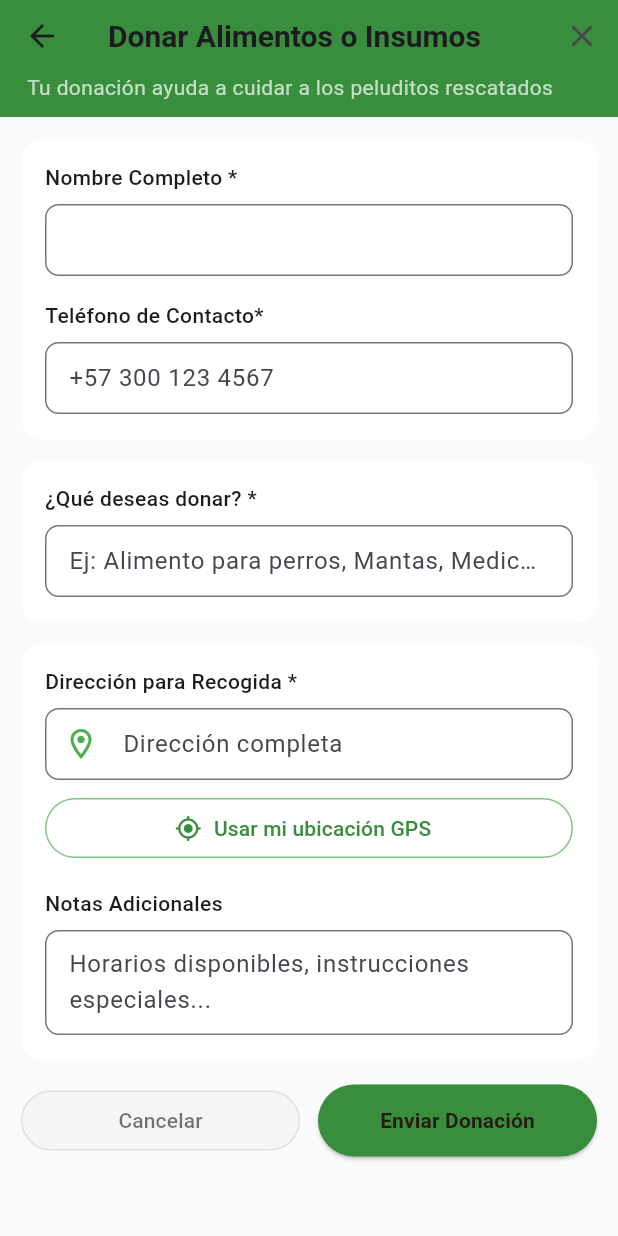
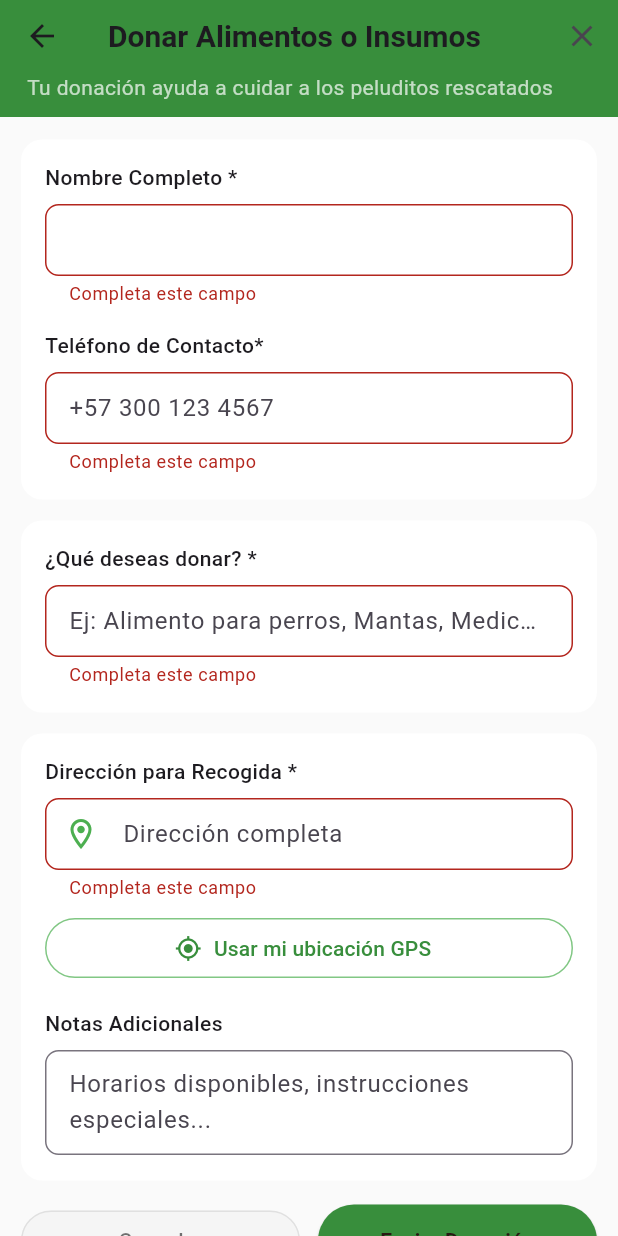
Before and after one commit to luaroca/HuellitAPPmovil, a Flutter app: the DonacionView screen opened directly, after a tap on "Enviar Donación", on a phone screen of 412 x 824 dp. Run offline on Flutter 3.47's test engine with Material 3 defaults, Android fonts, the phone set to English and light mode, and no system bars; our stand-ins replace cloud_firestore, firebase_auth, firebase_core, geocoding, geolocator, get; accounts and stored records are empty.

Commit message:
geolocalizacion funcional

```diff
--- /dev/null
+++ b/lib/modelos/donacion_model.dart
@@ -0,0 +1,46 @@
+class DonacionModel {
+  String id;
+  String nombre;
+  String telefono;
+  String items;
+  String direccion;
+  double? lat;
+  double? lng;
+  String notas;
+  DateTime fecha;
+
+  DonacionModel({
+    required this.id,
+    required this.nombre,
+    required this.telefono,
+    required this.items,
+    required this.direccion,
+    this.lat,
+    this.lng,
+    required this.notas,
+    required this.fecha,
+  });
+
+  Map<String, dynamic> toMap() => {
+    'nombre': nombre,
+    'telefono': telefono,
+    'items': items,
+    'direccion': direccion,
+    'lat': lat,
+    'lng': lng,
+    'notas': notas,
+    'fecha': fecha.toIso8601String(),
+  };
+
+  factory DonacionModel.fromMap(Map<String, dynamic> map, String id) => DonacionModel(
+    id: id,
+    nombre: map['nombre'] ?? '',
+    telefono: map['telefono'] ?? '',
+    items: map['items'] ?? '',
+    direccion: map['direccion'] ?? '',
+    lat: map['lat'],
+    lng: map['lng'],
+    notas: map['notas'] ?? '',
+    fecha: DateTime.parse(map['fecha']),
+  );
+}
--- /dev/null
+++ b/lib/servicios/donacion_service.dart
@@ -0,0 +1,8 @@
+import 'package:cloud_firestore/cloud_firestore.dart';
+import 'package:huellitas/modelos/donacion_model.dart';
+
+class DonacionService {
+  static Future<void> crearDonacion(DonacionModel donacion) async {
+    await FirebaseFirestore.instance.collection('donaciones').add(donacion.toMap());
+  }
+}
--- a/lib/vistas/donaciones/donacion_view.dart
+++ b/lib/vistas/donaciones/donacion_view.dart
@@ -1,12 +1,104 @@
 import 'package:flutter/material.dart';
+import 'package:geolocator/geolocator.dart';
+import 'package:geocoding/geocoding.dart';
+import 'package:cloud_firestore/cloud_firestore.dart';
+import 'package:huellitas/modelos/donacion_model.dart';
+import 'package:huellitas/servicios/donacion_service.dart';
 
-class DonacionView extends StatelessWidget {
+class DonacionView extends StatefulWidget {
   const DonacionView({Key? key}) : super(key: key);
 
   @override
+  State<DonacionView> createState() => _DonacionViewState();
+}
+
+class _DonacionViewState extends State<DonacionView> {
+  final _formKey = GlobalKey<FormState>();
+  final nombreCtrl = TextEditingController();
+  final telefonoCtrl = TextEditingController();
+  final itemsCtrl = TextEditingController();
+  final direccionCtrl = TextEditingController();
+  final notasCtrl = TextEditingController();
+
+  double? lat;
+  double? lng;
+
+  @override
+  void dispose() {
+    nombreCtrl.dispose();
+    telefonoCtrl.dispose();
+    itemsCtrl.dispose();
+    direccionCtrl.dispose();
+    notasCtrl.dispose();
+    super.dispose();
+  }
+
+  Future<void> usarUbicacion() async {
+    final permiso = await Geolocator.requestPermission();
+    if (permiso == LocationPermission.denied || permiso == LocationPermission.deniedForever) {
+      ScaffoldMessenger.of(context).showSnackBar(
+          const SnackBar(content: Text('Permiso de ubicación denegado.')));
+      return;
+    }
+    final pos = await Geolocator.getCurrentPosition(desiredAccuracy: LocationAccuracy.high);
+    lat = pos.latitude;
+    lng = pos.longitude;
+
+    try {
+      List<Placemark> placemarks = await placemarkFromCoordinates(lat!, lng!);
+      final place = placemarks.first;
+      String direccionBonita = [
+        if (place.street != null && place.street!.isNotEmpty) place.street!,
+        if (place.subLocality != null && place.subLocality!.isNotEmpty) place.subLocality!,
+        if (place.locality != null && place.locality!.isNotEmpty) place.locality!,
+        if (place.administrativeArea != null && place.administrativeArea!.isNotEmpty) place.administrativeArea!,
+        if (place.country != null && place.country!.isNotEmpty) place.country!,
+      ].join(', ');
+
+      setState(() {
+        direccionCtrl.text = direccionBonita.isNotEmpty
+            ? direccionBonita
+            : '${lat!.toStringAsFixed(5)}, ${lng!.toStringAsFixed(5)}';
+      });
+
+      ScaffoldMessenger.of(context).showSnackBar(
+        SnackBar(content: Text('Ubicación capturada: $direccionBonita')),
+      );
+    } catch (e) {
+      setState(() {
+        direccionCtrl.text = '${lat!.toStringAsFixed(5)}, ${lng!.toStringAsFixed(5)}';
+      });
+      ScaffoldMessenger.of(context).showSnackBar(
+        SnackBar(content: Text('No se pudo obtener la dirección, usando coordenadas.')),
+      );
+    }
+  }
+
+  Future<void> enviarDonacion() async {
+    if (!_formKey.currentState!.validate()) return;
+    final modelo = DonacionModel(
+      id: '',
+      nombre: nombreCtrl.text.trim(),
+      telefono: telefonoCtrl.text.trim(),
+      items: itemsCtrl.text.trim(),
+      direccion: direccionCtrl.text.trim(),
+      lat: lat,
+      lng: lng,
+      notas: notasCtrl.text.trim(),
+      fecha: DateTime.now(),
+    );
+    await DonacionService.crearDonacion(modelo);
+    if (mounted) {
+      ScaffoldMessenger.of(context).showSnackBar(const SnackBar(
+        content: Text('¡Donación registrada correctamente!'),
+        backgroundColor: Colors.green,
+      ));
+      Navigator.pop(context);
+    }
+  }
+
+  @override
   Widget build(BuildContext context) {
-    TextEditingController direccionController = TextEditingController();
-
     return Scaffold(
       backgroundColor: Colors.grey[50],
       appBar: AppBar(
@@ -30,7 +122,7 @@ class DonacionView extends StatelessWidget {
           ),
         ],
         bottom: PreferredSize(
-          preferredSize: Size.fromHeight(22),
+          preferredSize: const Size.fromHeight(22),
           child: Padding(
             padding: const EdgeInsets.only(left: 18, bottom: 10),
             child: Align(
@@ -48,131 +140,102 @@ class DonacionView extends StatelessWidget {
       ),
       body: SingleChildScrollView(
         padding: const EdgeInsets.fromLTRB(14, 15, 14, 16),
+        child: Form(
+          key: _formKey,
           child: Column(
             children: [
-
               Card(
                 elevation: 0,
                 color: Colors.white,
                 shape: RoundedRectangleBorder(
                   borderRadius: BorderRadius.circular(14),
                 ),
-              margin: EdgeInsets.only(bottom: 14),
+                margin: const EdgeInsets.only(bottom: 14),
                 child: Padding(
                   padding: const EdgeInsets.fromLTRB(16, 15, 16, 17),
                   child: Column(
                     crossAxisAlignment: CrossAxisAlignment.start,
                     children: [
-                    Text(
-                      "Nombre Completo *",
-                      style: TextStyle(
-                        fontWeight: FontWeight.w500,
-                        fontSize: 14,
-                      ),
-                    ),
+                      Text("Nombre Completo *", style: TextStyle(fontWeight: FontWeight.w500, fontSize: 14)),
                       SizedBox(height: 8),
-                    TextField(
+                      TextFormField(
+                        controller: nombreCtrl,
+                        validator: (v) => v!.isEmpty ? 'Completa este campo' : null,
+                        textInputAction: TextInputAction.next,
                         decoration: InputDecoration(
-                        border: OutlineInputBorder(
-                          borderRadius: BorderRadius.circular(9),
-                        ),
-                        contentPadding:
-                            EdgeInsets.symmetric(vertical: 11, horizontal: 12),
+                          border: OutlineInputBorder(borderRadius: BorderRadius.circular(9)),
+                          contentPadding: EdgeInsets.symmetric(vertical: 11, horizontal: 12),
                         ),
                       ),
                       SizedBox(height: 16),
-                    Text(
-                      "Teléfono de Contacto*",
-                      style: TextStyle(
-                        fontWeight: FontWeight.w500,
-                        fontSize: 14,
-                      ),
-                    ),
+                      Text("Teléfono de Contacto*", style: TextStyle(fontWeight: FontWeight.w500, fontSize: 14)),
                       SizedBox(height: 8),
-                    TextField(
+                      TextFormField(
+                        controller: telefonoCtrl,
                         keyboardType: TextInputType.phone,
+                        validator: (v) => v!.isEmpty ? 'Completa este campo' : null,
+                        textInputAction: TextInputAction.next,
                         decoration: InputDecoration(
                           hintText: "+57 300 123 4567",
-                        border: OutlineInputBorder(
-                          borderRadius: BorderRadius.circular(9),
-                        ),
-                        contentPadding:
-                            EdgeInsets.symmetric(vertical: 11, horizontal: 12),
+                          border: OutlineInputBorder(borderRadius: BorderRadius.circular(9)),
+                          contentPadding: EdgeInsets.symmetric(vertical: 11, horizontal: 12),
                         ),
                       ),
                     ],
                   ),
                 ),
               ),
-
-
               Card(
                 elevation: 0,
                 color: Colors.white,
                 shape: RoundedRectangleBorder(
                   borderRadius: BorderRadius.circular(14),
                 ),
-              margin: EdgeInsets.only(bottom: 14),
+                margin: const EdgeInsets.only(bottom: 14),
                 child: Padding(
                   padding: const EdgeInsets.fromLTRB(16, 15, 16, 17),
                   child: Column(
                     crossAxisAlignment: CrossAxisAlignment.start,
                     children: [
-                    Text(
-                      "¿Qué deseas donar? *",
-                      style: TextStyle(
-                        fontWeight: FontWeight.w500,
-                        fontSize: 14,
-                      ),
-                    ),
+                      Text("¿Qué deseas donar? *", style: TextStyle(fontWeight: FontWeight.w500, fontSize: 14)),
                       SizedBox(height: 8),
-                    TextField(
+                      TextFormField(
+                        controller: itemsCtrl,
+                        validator: (v) => v!.isEmpty ? 'Completa este campo' : null,
+                        textInputAction: TextInputAction.next,
                         decoration: InputDecoration(
                           hintText: "Ej: Alimento para perros, Mantas, Medicamentos...",
-                        border: OutlineInputBorder(
-                          borderRadius: BorderRadius.circular(9),
-                        ),
-                        contentPadding:
-                            EdgeInsets.symmetric(vertical: 11, horizontal: 12),
+                          border: OutlineInputBorder(borderRadius: BorderRadius.circular(9)),
+                          contentPadding: EdgeInsets.symmetric(vertical: 11, horizontal: 12),
                         ),
                       ),
                     ],
                   ),
                 ),
               ),
-
-
               Card(
                 elevation: 0,
                 color: Colors.white,
                 shape: RoundedRectangleBorder(
                   borderRadius: BorderRadius.circular(14),
                 ),
-              margin: EdgeInsets.only(bottom: 16),
+                margin: const EdgeInsets.only(bottom: 16),
                 child: Padding(
                   padding: const EdgeInsets.fromLTRB(16, 15, 16, 17),
                   child: Column(
                     crossAxisAlignment: CrossAxisAlignment.start,
                     children: [
-                    Text(
-                      "Dirección para Recogida *",
-                      style: TextStyle(
-                        fontWeight: FontWeight.w500,
-                        fontSize: 14,
-                      ),
-                    ),
+                      Text("Dirección para Recogida *", style: TextStyle(fontWeight: FontWeight.w500, fontSize: 14)),
                       SizedBox(height: 8),
-                    TextField(
-                      controller: direccionController,
+                      TextFormField(
+                        controller: direccionCtrl,
+                        validator: (v) => v!.isEmpty ? 'Completa este campo' : null,
+                        textInputAction: TextInputAction.next,
                         decoration: InputDecoration(
                           hintText: "Dirección completa",
-                        prefixIcon: Icon(Icons.location_on_outlined,
-                            color: Colors.green),
-                        border: OutlineInputBorder(
-                          borderRadius: BorderRadius.circular(9),
-                        ),
-                        contentPadding:
-                            EdgeInsets.symmetric(vertical: 11, horizontal: 12),
+                          prefixIcon: Icon(Icons.location_on_outlined, color: Colors.green),
+                          border: OutlineInputBorder(borderRadius: BorderRadius.circular(9)),
+                          contentPadding: EdgeInsets.symmetric(vertical: 11, horizontal: 12),
                         ),
                       ),
                       SizedBox(height: 8),
@@ -185,38 +248,26 @@ class DonacionView extends StatelessWidget {
                           ),
                           icon: Icon(Icons.gps_fixed),
                           label: Text('Usar mi ubicación GPS'),
-                        onPressed: () {
-
-                        },
+                          onPressed: usarUbicacion,
                         ),
                       ),
                       SizedBox(height: 16),
-                    Text(
-                      "Notas Adicionales",
-                      style: TextStyle(
-                        fontWeight: FontWeight.w500,
-                        fontSize: 14,
+                      Text("Notas Adicionales", style: TextStyle(fontWeight: FontWeight.w500, fontSize: 14)),
+                      SizedBox(height: 8),
+                      TextFormField(
+                        controller: notasCtrl,
+                        maxLines: 2,
+                        textInputAction: TextInputAction.done,
+                        decoration: InputDecoration(
+                          hintText: "Horarios disponibles, instrucciones especiales...",
+                          border: OutlineInputBorder(borderRadius: BorderRadius.circular(9)),
+                          contentPadding: EdgeInsets.symmetric(vertical: 11, horizontal: 12),
                         ),
-                    ),
-                    SizedBox(height: 8),
-                    TextField(
-                      decoration: InputDecoration(
-                        hintText:
-                            "Horarios disponibles, instrucciones especiales...",
-                        border: OutlineInputBorder(
-                          borderRadius: BorderRadius.circular(9),
-                        ),
-                        contentPadding:
-                            EdgeInsets.symmetric(vertical: 11, horizontal: 12),
-                      ),
-                      maxLines: 2,
                       ),
                     ],
                   ),
                 ),
               ),
-
-
               Row(
                 children: [
                   Expanded(
@@ -235,9 +286,7 @@ class DonacionView extends StatelessWidget {
                   SizedBox(width: 12),
                   Expanded(
                     child: ElevatedButton(
-                    onPressed: () {
-
-                    },
+                      onPressed: enviarDonacion,
                       style: ElevatedButton.styleFrom(
                         backgroundColor: Colors.green[700],
                         padding: EdgeInsets.symmetric(vertical: 14),
@@ -246,7 +295,8 @@ class DonacionView extends StatelessWidget {
                         'Enviar Donación',
                         style: TextStyle(
                           color: const Color.fromARGB(233, 39, 15, 15),
-                        fontWeight: FontWeight.bold),
+                          fontWeight: FontWeight.bold,
+                        ),
                       ),
                     ),
                   )
@@ -255,6 +305,7 @@ class DonacionView extends StatelessWidget {
             ],
           ),
         ),
+      ),
     );
   }
 }
--- a/pubspec.yaml
+++ b/pubspec.yaml
@@ -38,6 +38,8 @@ dependencies:
   firebase_core: ^4.1.1
   cloud_firestore: ^6.0.2
   firebase_auth: ^6.1.1
+  geolocator: ^10.1.0
+  geocoding: ^3.0.0
 
 dev_dependencies:
   flutter_test:
```
Also changed, not shown: pubspec.lock, 4 other files. Lines whose indentation alone changed are shown as unchanged.
